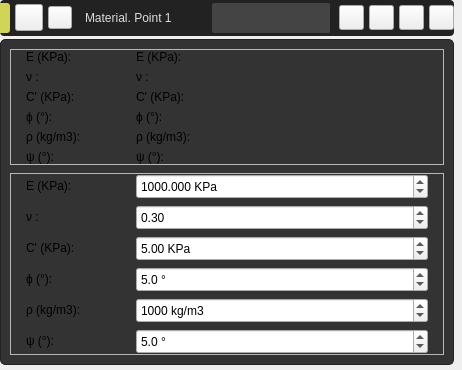
The window that app/ui/widget_draw_property_card.ui (edwinar13/MPM-UN) describes before a commit, drawn with Qt 5.
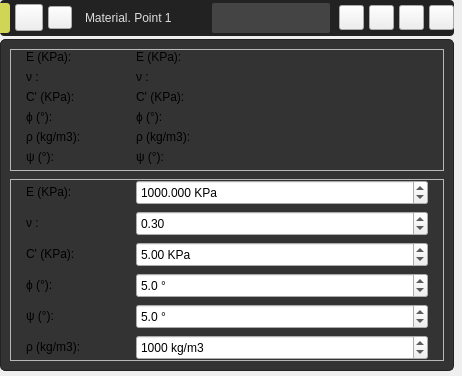
The same window after the commit. Icons and pictures are not drawn.

What changed in the file:
```diff
--- a/app/ui/widget_draw_property_card.ui
+++ b/app/ui/widget_draw_property_card.ui
@@ -7,7 +7,7 @@
     <x>0</x>
     <y>0</y>
     <width>462</width>
-    <height>370</height>
+    <height>376</height>
    </rect>
   </property>
   <property name="sizePolicy">
@@ -1013,6 +1013,59 @@
            </property>
           </widget>
          </item>
+         <item row="5" column="0">
+          <widget class="QLabel" name="label_textProperties4_5">
+           <property name="minimumSize">
+            <size>
+             <width>110</width>
+             <height>0</height>
+            </size>
+           </property>
+           <property name="toolTip">
+            <string>Cohesión </string>
+           </property>
+           <property name="text">
+            <string>ρ (kg/m3):</string>
+           </property>
+           <property name="QLabelStyle" stdset="0">
+            <number>3</number>
+           </property>
+          </widget>
+         </item>
+         <item row="5" column="1">
+          <widget class="QDoubleSpinBox" name="doubleSpinBoxl_textPropertiesP">
+           <property name="enabled">
+            <bool>true</bool>
+           </property>
+           <property name="minimumSize">
+            <size>
+             <width>120</width>
+             <height>25</height>
+            </size>
+           </property>
+           <property name="suffix">
+            <string> kg/m3</string>
+           </property>
+           <property name="decimals">
+            <number>0</number>
+           </property>
+           <property name="minimum">
+            <double>1.000000000000000</double>
+           </property>
+           <property name="maximum">
+            <double>1000000.000000000000000</double>
+           </property>
+           <property name="singleStep">
+            <double>1.000000000000000</double>
+           </property>
+           <property name="value">
+            <double>1000.000000000000000</double>
+           </property>
+           <property name="QDoubleSpinBoxStyle" stdset="0">
+            <number>1</number>
+           </property>
+          </widget>
+         </item>
          <item row="3" column="1">
           <widget class="QDoubleSpinBox" name="doubleSpinBoxl_textPropertiesPhi">
            <property name="enabled">
@@ -1044,26 +1097,7 @@
            </property>
           </widget>
          </item>
-         <item row="5" column="0">
-          <widget class="QLabel" name="label_textProperties6_3">
-           <property name="minimumSize">
-            <size>
-             <width>80</width>
-             <height>0</height>
-            </size>
-           </property>
-           <property name="toolTip">
-            <string>Ángulo  de dilatancia </string>
-           </property>
-           <property name="text">
-            <string>ψ (°):</string>
-           </property>
-           <property name="QLabelStyle" stdset="0">
-            <number>3</number>
-           </property>
-          </widget>
-         </item>
-         <item row="5" column="1">
+         <item row="4" column="1">
           <widget class="QDoubleSpinBox" name="doubleSpinBoxl_textPropertiesPsi">
            <property name="enabled">
             <bool>true</bool>
@@ -1081,7 +1115,7 @@
             <number>1</number>
            </property>
            <property name="minimum">
-            <double>1.000000000000000</double>
+            <double>0.000000000000000</double>
            </property>
            <property name="singleStep">
             <double>0.100000000000000</double>
@@ -1098,10 +1132,10 @@
           </widget>
          </item>
          <item row="4" column="0">
-          <widget class="QLabel" name="label_textProperties4_5">
+          <widget class="QLabel" name="label_textProperties6_3">
            <property name="minimumSize">
             <size>
-             <width>110</width>
+             <width>80</width>
              <height>0</height>
             </size>
            </property>
@@ -1109,47 +1143,13 @@
             <string>Cohesión </string>
            </property>
            <property name="text">
-            <string>ρ (kg/m3):</string>
+            <string>ψ (°):</string>
            </property>
            <property name="QLabelStyle" stdset="0">
             <number>3</number>
            </property>
           </widget>
          </item>
-         <item row="4" column="1">
-          <widget class="QDoubleSpinBox" name="doubleSpinBoxl_textPropertiesP">
-           <property name="enabled">
-            <bool>true</bool>
-           </property>
-           <property name="minimumSize">
-            <size>
-             <width>120</width>
-             <height>25</height>
-            </size>
-           </property>
-           <property name="suffix">
-            <string> kg/m3</string>
-           </property>
-           <property name="decimals">
-            <number>0</number>
-           </property>
-           <property name="minimum">
-            <double>1.000000000000000</double>
-           </property>
-           <property name="maximum">
-            <double>1000000.000000000000000</double>
-           </property>
-           <property name="singleStep">
-            <double>1.000000000000000</double>
-           </property>
-           <property name="value">
-            <double>1000.000000000000000</double>
-           </property>
-           <property name="QDoubleSpinBoxStyle" stdset="0">
-            <number>1</number>
-           </property>
-          </widget>
-         </item>
         </layout>
        </widget>
       </item>
```
Left out of the diff: 2 changed lines with no effect on the pictures.
